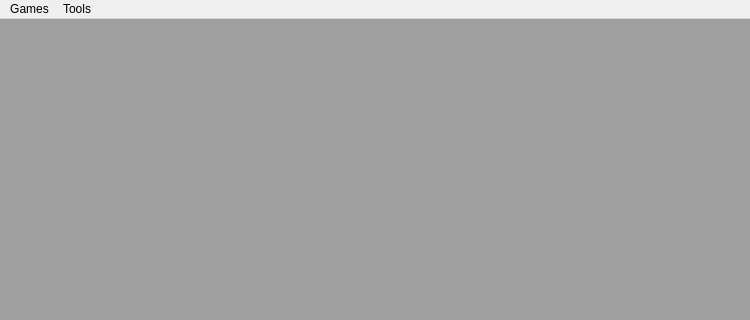
MTSowbug/Mudlet_Protuna, file src/ui/main_window.ui: the form before one commit; both pictures show x 0 to 750 and y 0 to 320 of the 750 by 502 pixel window.
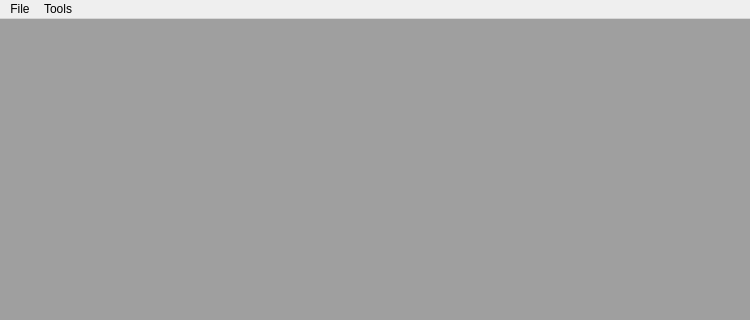
The form after the commit.

```diff
--- a/src/ui/main_window.ui
+++ b/src/ui/main_window.ui
@@ -135,7 +135,7 @@
    </widget> --> <!-- Tunark -->
    <widget class="QMenu" name="menuGames">
     <property name="title">
-     <string>Games</string>
+     <string>File</string>
     </property>
     <addaction name="dactionConnect"/>
     <addaction name="separator"/>
```
